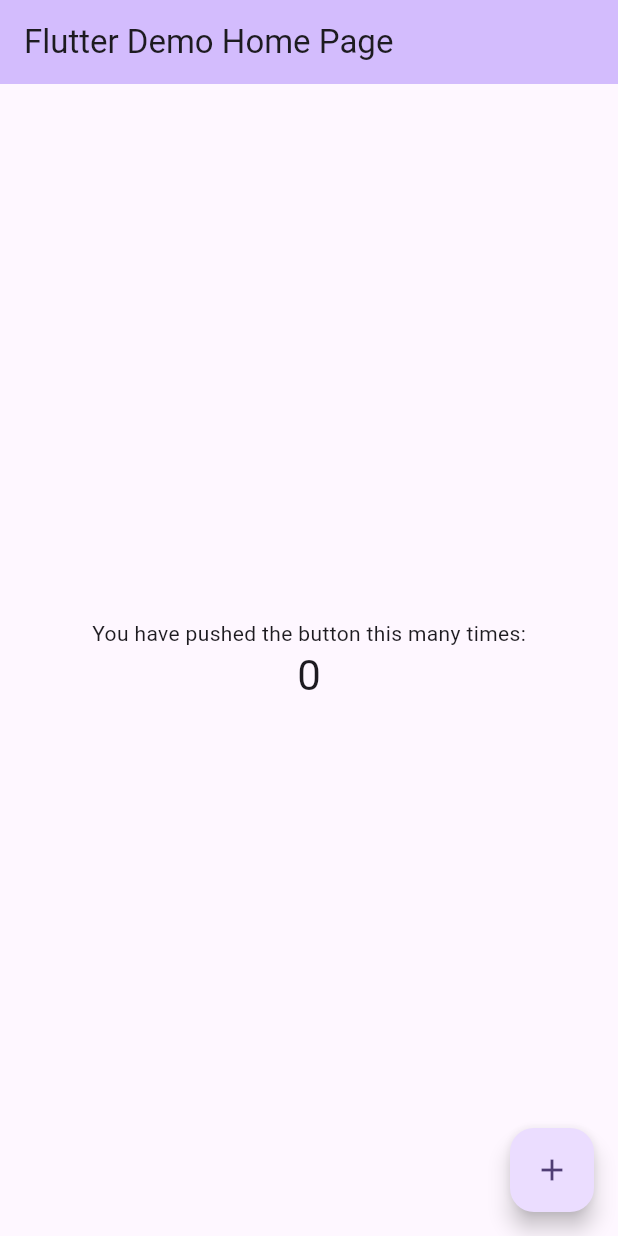
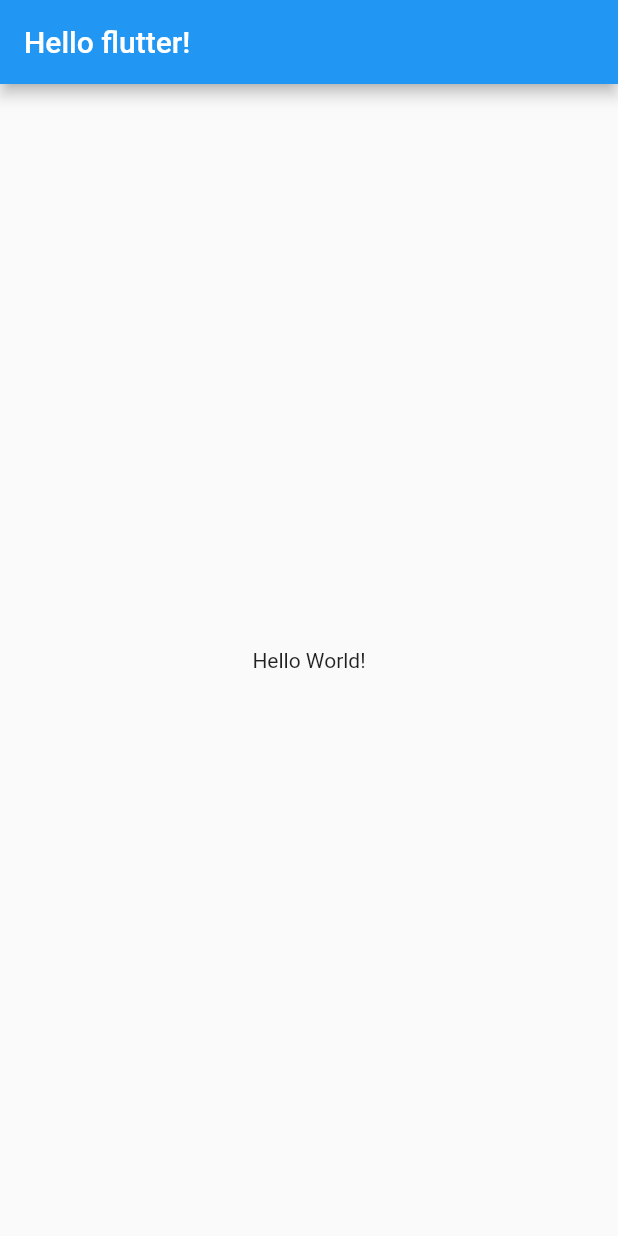
Before and after one commit to JIHYE0705/nomad-toonflix, a Flutter app: the screen it shows after launch, on a phone screen of 412 x 824 dp. Run offline on Flutter 3.47's test engine with Material 2 defaults, Android fonts, the phone set to English and light mode, and no system bars.

Commit message:
:lipstick: design: hello world

```diff
--- a/lib/main.dart
+++ b/lib/main.dart
@@ -1,125 +1,22 @@
 import 'package:flutter/material.dart';
 
 void main() {
-  runApp(const MyApp());
+  runApp(App());
 }
 
-class MyApp extends StatelessWidget {
-  const MyApp({super.key});
+class App extends StatelessWidget {
 
-  // This widget is the root of your application.
   @override
   Widget build(BuildContext context) {
     return MaterialApp(
-      title: 'Flutter Demo',
-      theme: ThemeData(
-        // This is the theme of your application.
-        //
-        // TRY THIS: Try running your application with "flutter run". You'll see
-        // the application has a blue toolbar. Then, without quitting the app,
-        // try changing the seedColor in the colorScheme below to Colors.green
-        // and then invoke "hot reload" (save your changes or press the "hot
-        // reload" button in a Flutter-supported IDE, or press "r" if you used
-        // the command line to start the app).
-        //
-        // Notice that the counter didn't reset back to zero; the application
-        // state is not lost during the reload. To reset the state, use hot
-        // restart instead.
-        //
-        // This works for code too, not just values: Most code changes can be
-        // tested with just a hot reload.
-        colorScheme: ColorScheme.fromSeed(seedColor: Colors.deepPurple),
-        useMaterial3: true,
+      home: Scaffold(
+        appBar: AppBar(
+          title: Text('Hello flutter!'),
+        ),
+        body: Center(
+          child: Text('Hello World!'),
+        ),
       ),
-      home: const MyHomePage(title: 'Flutter Demo Home Page'),
     );
   }
 }
-
-class MyHomePage extends StatefulWidget {
-  const MyHomePage({super.key, required this.title});
-
-  // This widget is the home page of your application. It is stateful, meaning
-  // that it has a State object (defined below) that contains fields that affect
-  // how it looks.
-
-  // This class is the configuration for the state. It holds the values (in this
-  // case the title) provided by the parent (in this case the App widget) and
-  // used by the build method of the State. Fields in a Widget subclass are
-  // always marked "final".
-
-  final String title;
-
-  @override
-  State<MyHomePage> createState() => _MyHomePageState();
-}
-
-class _MyHomePageState extends State<MyHomePage> {
-  int _counter = 0;
-
-  void _incrementCounter() {
-    setState(() {
-      // This call to setState tells the Flutter framework that something has
-      // changed in this State, which causes it to rerun the build method below
-      // so that the display can reflect the updated values. If we changed
-      // _counter without calling setState(), then the build method would not be
-      // called again, and so nothing would appear to happen.
-      _counter++;
-    });
-  }
-
-  @override
-  Widget build(BuildContext context) {
-    // This method is rerun every time setState is called, for instance as done
-    // by the _incrementCounter method above.
-    //
-    // The Flutter framework has been optimized to make rerunning build methods
-    // fast, so that you can just rebuild anything that needs updating rather
-    // than having to individually change instances of widgets.
-    return Scaffold(
-      appBar: AppBar(
-        // TRY THIS: Try changing the color here to a specific color (to
-        // Colors.amber, perhaps?) and trigger a hot reload to see the AppBar
-        // change color while the other colors stay the same.
-        backgroundColor: Theme.of(context).colorScheme.inversePrimary,
-        // Here we take the value from the MyHomePage object that was created by
-        // the App.build method, and use it to set our appbar title.
-        title: Text(widget.title),
-      ),
-      body: Center(
-        // Center is a layout widget. It takes a single child and positions it
-        // in the middle of the parent.
-        child: Column(
-          // Column is also a layout widget. It takes a list of children and
-          // arranges them vertically. By default, it sizes itself to fit its
-          // children horizontally, and tries to be as tall as its parent.
-          //
-          // Column has various properties to control how it sizes itself and
-          // how it positions its children. Here we use mainAxisAlignment to
-          // center the children vertically; the main axis here is the vertical
-          // axis because Columns are vertical (the cross axis would be
-          // horizontal).
-          //
-          // TRY THIS: Invoke "debug painting" (choose the "Toggle Debug Paint"
-          // action in the IDE, or press "p" in the console), to see the
-          // wireframe for each widget.
-          mainAxisAlignment: MainAxisAlignment.center,
-          children: <Widget>[
-            const Text(
-              'You have pushed the button this many times:',
-            ),
-            Text(
-              '$_counter',
-              style: Theme.of(context).textTheme.headlineMedium,
-            ),
-          ],
-        ),
-      ),
-      floatingActionButton: FloatingActionButton(
-        onPressed: _incrementCounter,
-        tooltip: 'Increment',
-        child: const Icon(Icons.add),
-      ), // This trailing comma makes auto-formatting nicer for build methods.
-    );
-  }
-}
```
Also changed, not shown: 1 other file.
